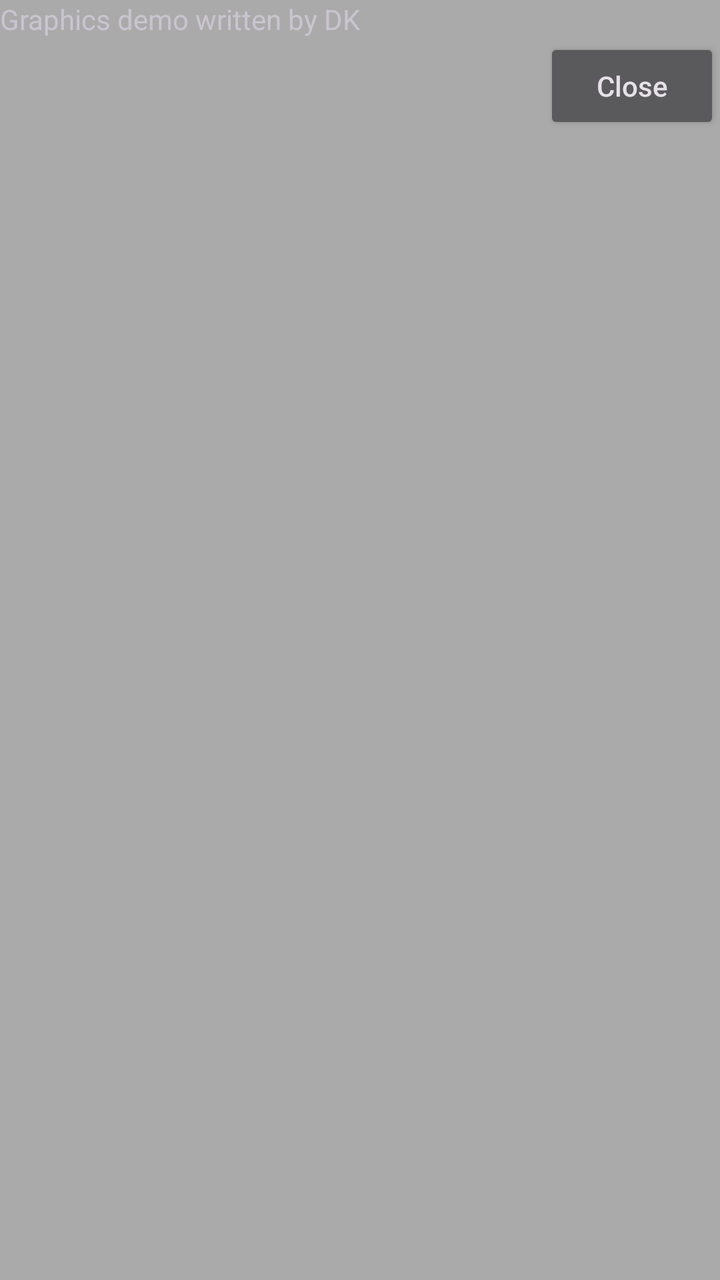
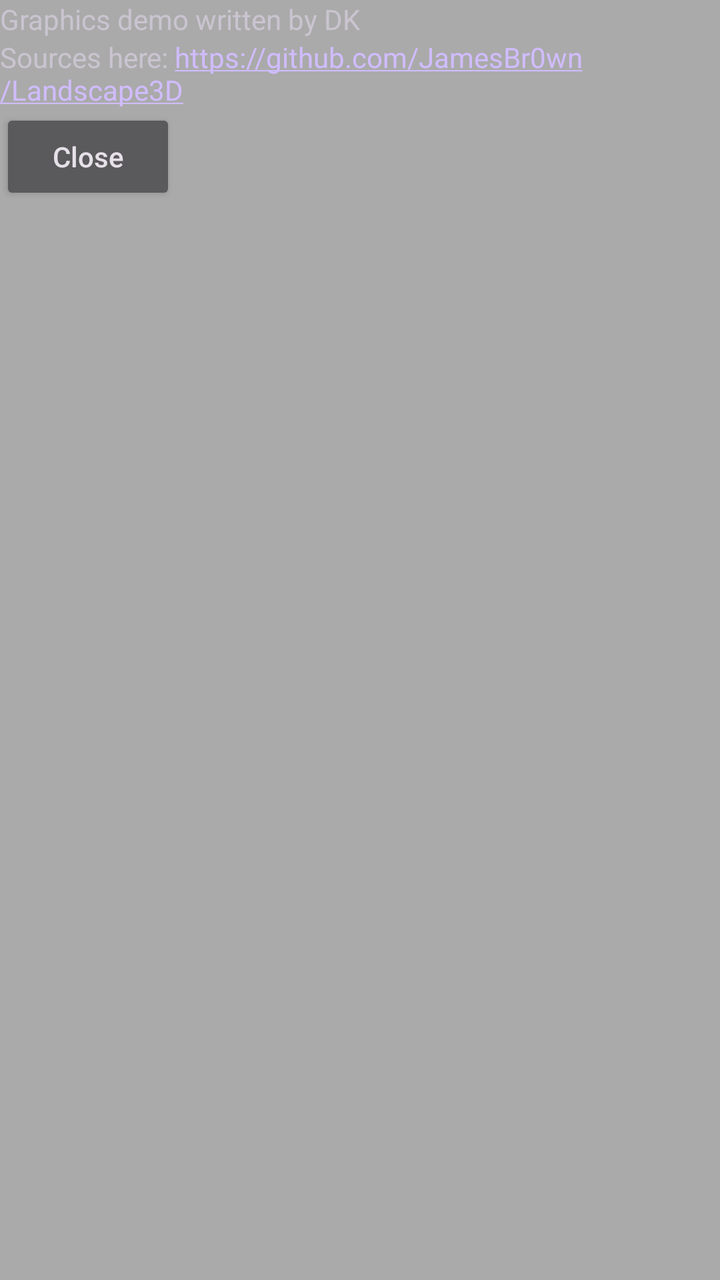

The first picture is an Android layout as it rendered before a commit; the second is the same layout after the commit. The layout source and the unified diff follow.
<!-- AndroidManifest.xml: application theme Theme.Landscape3D -->
<!-- res/layout/aboutpopup.xml -->
<?xml version="1.0" encoding="utf-8"?>
<RelativeLayout xmlns:android="http://schemas.android.com/apk/res/android"
    xmlns:tools="http://schemas.android.com/tools"
    android:id="@+id/about_popup_layout"
    android:layout_width="match_parent"
    android:layout_height="match_parent"
    android:layout_alignParentStart="true"
    android:layout_alignParentTop="true"
    android:background="@android:color/darker_gray">

    <TextView
        android:id="@+id/about_popup_textView"
        android:layout_width="match_parent"
        android:layout_height="wrap_content"
        android:layout_alignParentStart="true"
        android:layout_alignParentTop="true"
        android:text="@string/about_popup_txt" />

    <Button
        android:id="@+id/about_popup_close_btn"
        android:layout_width="wrap_content"
        android:layout_height="wrap_content"
        android:layout_below="@id/about_popup_textView"
        android:layout_alignParentStart="false"
        android:layout_alignParentEnd="true"
        android:layout_alignParentBottom="false"
        android:text="@string/about_popup_close_btn"
        android:textAllCaps="false" />
</RelativeLayout>
<!-- resources referenced by this layout -->
<resources>
  <string name="about_popup_close_btn">Close</string>
  <string name="about_popup_txt">Graphics demo written by DK</string>
  <style name="Theme.Landscape3D" parent="Base.Theme.Landscape3D" />
  <style name="Base.Theme.Landscape3D" parent="Theme.Material3.Dark.NoActionBar">
          
          
          
          
          
          
      </style>
</resources>

<!-- the commit's change to res/layout/aboutpopup.xml (unified diff, before → after) -->
@@ -8,22 +8,29 @@
     android:layout_alignParentTop="true"
     android:background="@android:color/darker_gray">
 
-    <TextView
-        android:id="@+id/about_popup_textView"
-        android:layout_width="match_parent"
-        android:layout_height="wrap_content"
-        android:layout_alignParentStart="true"
-        android:layout_alignParentTop="true"
-        android:text="@string/about_popup_txt" />
-
-    <Button
-        android:id="@+id/about_popup_close_btn"
+    <LinearLayout
         android:layout_width="wrap_content"
         android:layout_height="wrap_content"
-        android:layout_below="@id/about_popup_textView"
-        android:layout_alignParentStart="false"
-        android:layout_alignParentEnd="true"
-        android:layout_alignParentBottom="false"
-        android:text="@string/about_popup_close_btn"
-        android:textAllCaps="false" />
+        android:orientation="vertical">
+
+        <TextView
+            android:id="@+id/about_popup_textView"
+            android:layout_width="wrap_content"
+            android:layout_height="wrap_content"
+            android:text="@string/about_popup_txt" />
+
+        <TextView
+            android:id="@+id/about_popup_sources"
+            android:layout_width="wrap_content"
+            android:layout_height="wrap_content"
+            android:autoLink="web"
+            android:text="@string/about_popup_sources" />
+
+        <Button
+            android:id="@+id/about_popup_close_btn"
+            android:layout_width="wrap_content"
+            android:layout_height="wrap_content"
+            android:text="@string/about_popup_close_btn"
+            android:textAllCaps="false" />
+    </LinearLayout>
 </RelativeLayout>
<!-- resource entries referenced after the edit -->
@@ -1,6 +1,7 @@
 <!-- resources referenced by this layout -->
 <resources>
   <string name="about_popup_close_btn">Close</string>
+  <string name="about_popup_sources">Sources here: https://github.com/JamesBr0wn/Landscape3D</string>
   <string name="about_popup_txt">Graphics demo written by DK</string>
   <style name="Theme.Landscape3D" parent="Base.Theme.Landscape3D" />
   <style name="Base.Theme.Landscape3D" parent="Theme.Material3.Dark.NoActionBar">
